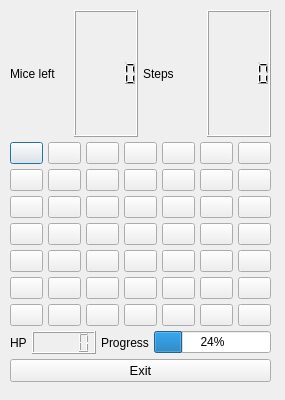
ARTmanq/HungryOwlQt, file game.ui: the form before one commit.
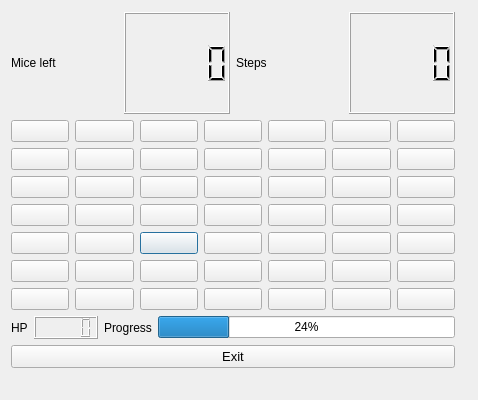
The form after the commit.

Commit message: Grid layout, setDisabled

Diff of the .ui file:
```diff
--- a/game.ui
+++ b/game.ui
@@ -2,11 +2,14 @@
 <ui version="4.0">
  <class>Game</class>
  <widget class="QDialog" name="Game">
+  <property name="enabled">
+   <bool>true</bool>
+  </property>
   <property name="geometry">
    <rect>
     <x>0</x>
     <y>0</y>
-    <width>285</width>
+    <width>478</width>
     <height>400</height>
    </rect>
   </property>
@@ -18,28 +21,23 @@
   </property>
   <property name="maximumSize">
    <size>
-    <width>285</width>
-    <height>400</height>
+    <width>16777215</width>
+    <height>16777215</height>
    </size>
   </property>
   <property name="windowTitle">
    <string>Dialog</string>
   </property>
-  <widget class="QWidget" name="layoutWidget">
+  <widget class="QWidget" name="">
    <property name="geometry">
     <rect>
-     <x>10</x>
-     <y>10</y>
-     <width>261</width>
-     <height>372</height>
+     <x>11</x>
+     <y>12</y>
+     <width>444</width>
+     <height>356</height>
     </rect>
    </property>
-   <layout class="QVBoxLayout" name="verticalLayout_3">
-    <property name="spacing">
-     <number>5</number>
-    </property>
-    <item>
-     <layout class="QVBoxLayout" name="verticalLayout_2">
+   <layout class="QVBoxLayout" name="verticalLayout">
       <item>
        <layout class="QHBoxLayout" name="horizontalLayout">
         <item>
@@ -75,370 +73,358 @@
        </layout>
       </item>
       <item>
-       <layout class="QVBoxLayout" name="verticalLayout">
-        <item>
-         <layout class="QHBoxLayout" name="horizontalLayout_3">
-          <item>
-           <widget class="QPushButton" name="r0c0">
+     <layout class="QGridLayout" name="gridLayout">
+      <item row="4" column="2">
+       <widget class="QPushButton" name="r4c2">
             <property name="text">
              <string/>
             </property>
            </widget>
           </item>
-          <item>
-           <widget class="QPushButton" name="r0c1">
-            <property name="text">
-             <string/>
-            </property>
-           </widget>
-          </item>
-          <item>
-           <widget class="QPushButton" name="r0c2">
-            <property name="text">
-             <string/>
-            </property>
-           </widget>
-          </item>
-          <item>
-           <widget class="QPushButton" name="r0c3">
-            <property name="text">
-             <string/>
-            </property>
-           </widget>
-          </item>
-          <item>
-           <widget class="QPushButton" name="r0c4">
-            <property name="text">
-             <string/>
-            </property>
-           </widget>
-          </item>
-          <item>
-           <widget class="QPushButton" name="r0c5">
-            <property name="text">
-             <string/>
-            </property>
-           </widget>
-          </item>
-          <item>
-           <widget class="QPushButton" name="r0c6">
-            <property name="text">
-             <string/>
-            </property>
-           </widget>
-          </item>
-         </layout>
-        </item>
-        <item>
-         <layout class="QHBoxLayout" name="horizontalLayout_4">
-          <item>
-           <widget class="QPushButton" name="r1c0">
-            <property name="text">
-             <string/>
-            </property>
-           </widget>
-          </item>
-          <item>
+      <item row="1" column="1">
            <widget class="QPushButton" name="r1c1">
             <property name="text">
              <string/>
             </property>
            </widget>
           </item>
-          <item>
+      <item row="4" column="6">
+       <widget class="QPushButton" name="r4c6">
+        <property name="text">
+         <string/>
+        </property>
+       </widget>
+      </item>
+      <item row="1" column="2">
            <widget class="QPushButton" name="r1c2">
             <property name="text">
              <string/>
             </property>
            </widget>
           </item>
-          <item>
-           <widget class="QPushButton" name="r1c3">
-            <property name="text">
-             <string/>
-            </property>
-           </widget>
-          </item>
-          <item>
-           <widget class="QPushButton" name="r1c4">
-            <property name="text">
-             <string/>
-            </property>
-           </widget>
-          </item>
-          <item>
-           <widget class="QPushButton" name="r1c5">
-            <property name="text">
-             <string/>
-            </property>
-           </widget>
-          </item>
-          <item>
-           <widget class="QPushButton" name="r1c6">
-            <property name="text">
-             <string/>
-            </property>
-           </widget>
-          </item>
-         </layout>
-        </item>
-        <item>
-         <layout class="QHBoxLayout" name="horizontalLayout_7">
-          <item>
-           <widget class="QPushButton" name="r2c0">
-            <property name="text">
-             <string/>
-            </property>
-           </widget>
-          </item>
-          <item>
-           <widget class="QPushButton" name="r2c1">
-            <property name="text">
-             <string/>
-            </property>
-           </widget>
-          </item>
-          <item>
+      <item row="2" column="2">
            <widget class="QPushButton" name="r2c2">
             <property name="text">
              <string/>
             </property>
            </widget>
           </item>
-          <item>
-           <widget class="QPushButton" name="r2c3">
+      <item row="2" column="6">
+       <widget class="QPushButton" name="r2c6">
             <property name="text">
              <string/>
             </property>
            </widget>
           </item>
-          <item>
+      <item row="1" column="3">
+       <widget class="QPushButton" name="r1c3">
+        <property name="text">
+         <string/>
+        </property>
+       </widget>
+      </item>
+      <item row="0" column="0">
+       <widget class="QPushButton" name="r0c0">
+        <property name="enabled">
+         <bool>true</bool>
+        </property>
+        <property name="font">
+         <font>
+          <kerning>true</kerning>
+         </font>
+        </property>
+        <property name="text">
+         <string/>
+        </property>
+        <property name="default">
+         <bool>false</bool>
+        </property>
+        <property name="flat">
+         <bool>false</bool>
+        </property>
+       </widget>
+      </item>
+      <item row="2" column="4">
            <widget class="QPushButton" name="r2c4">
             <property name="text">
              <string/>
             </property>
            </widget>
           </item>
-          <item>
+      <item row="1" column="6">
+       <widget class="QPushButton" name="r1c6">
+        <property name="text">
+         <string/>
+        </property>
+       </widget>
+      </item>
+      <item row="2" column="5">
            <widget class="QPushButton" name="r2c5">
             <property name="text">
              <string/>
             </property>
            </widget>
           </item>
-          <item>
-           <widget class="QPushButton" name="r2c6">
+      <item row="0" column="4">
+       <widget class="QPushButton" name="r0c4">
             <property name="text">
              <string/>
             </property>
            </widget>
           </item>
-         </layout>
-        </item>
-        <item>
-         <layout class="QHBoxLayout" name="horizontalLayout_8">
-          <item>
-           <widget class="QPushButton" name="r3c0">
+      <item row="5" column="0">
+       <widget class="QPushButton" name="r5c0">
             <property name="text">
              <string/>
             </property>
            </widget>
           </item>
-          <item>
-           <widget class="QPushButton" name="r3c1">
-            <property name="text">
-             <string/>
-            </property>
-           </widget>
-          </item>
-          <item>
+      <item row="3" column="2">
            <widget class="QPushButton" name="r3c2">
             <property name="text">
              <string/>
             </property>
            </widget>
           </item>
-          <item>
+      <item row="4" column="3">
+       <widget class="QPushButton" name="r4c3">
+        <property name="text">
+         <string/>
+        </property>
+       </widget>
+      </item>
+      <item row="3" column="1">
+       <widget class="QPushButton" name="r3c1">
+        <property name="text">
+         <string/>
+        </property>
+       </widget>
+      </item>
+      <item row="4" column="0">
+       <widget class="QPushButton" name="r4c0">
+        <property name="text">
+         <string/>
+        </property>
+       </widget>
+      </item>
+      <item row="0" column="2">
+       <widget class="QPushButton" name="r0c2">
+        <property name="text">
+         <string/>
+        </property>
+       </widget>
+      </item>
+      <item row="0" column="1">
+       <widget class="QPushButton" name="r0c1">
+        <property name="text">
+         <string/>
+        </property>
+       </widget>
+      </item>
+      <item row="2" column="1">
+       <widget class="QPushButton" name="r2c1">
+        <property name="text">
+         <string/>
+        </property>
+       </widget>
+      </item>
+      <item row="5" column="4">
+       <widget class="QPushButton" name="r5c4">
+        <property name="text">
+         <string/>
+        </property>
+       </widget>
+      </item>
+      <item row="1" column="4">
+       <widget class="QPushButton" name="r1c4">
+        <property name="text">
+         <string/>
+        </property>
+       </widget>
+      </item>
+      <item row="3" column="3">
            <widget class="QPushButton" name="r3c3">
             <property name="text">
              <string/>
             </property>
            </widget>
           </item>
-          <item>
-           <widget class="QPushButton" name="r3c4">
-            <property name="text">
-             <string/>
-            </property>
-           </widget>
-          </item>
-          <item>
-           <widget class="QPushButton" name="r3c5">
-            <property name="text">
-             <string/>
-            </property>
-           </widget>
-          </item>
-          <item>
+      <item row="3" column="6">
            <widget class="QPushButton" name="r3c6">
             <property name="text">
              <string/>
             </property>
            </widget>
           </item>
-         </layout>
-        </item>
-        <item>
-         <layout class="QHBoxLayout" name="horizontalLayout_5">
-          <item>
-           <widget class="QPushButton" name="r4c0">
-            <property name="text">
-             <string/>
-            </property>
-           </widget>
-          </item>
-          <item>
-           <widget class="QPushButton" name="r4c1">
-            <property name="text">
-             <string/>
-            </property>
-           </widget>
-          </item>
-          <item>
-           <widget class="QPushButton" name="r4c2">
-            <property name="text">
-             <string/>
-            </property>
-           </widget>
-          </item>
-          <item>
-           <widget class="QPushButton" name="r4c3">
-            <property name="text">
-             <string/>
-            </property>
-           </widget>
-          </item>
-          <item>
-           <widget class="QPushButton" name="r4c4">
-            <property name="text">
-             <string/>
-            </property>
-           </widget>
-          </item>
-          <item>
+      <item row="4" column="5">
            <widget class="QPushButton" name="r4c5">
             <property name="text">
              <string/>
             </property>
            </widget>
           </item>
-          <item>
-           <widget class="QPushButton" name="r4c6">
+      <item row="2" column="3">
+       <widget class="QPushButton" name="r2c3">
             <property name="text">
              <string/>
             </property>
            </widget>
           </item>
-         </layout>
-        </item>
-        <item>
-         <layout class="QHBoxLayout" name="horizontalLayout_9">
-          <item>
-           <widget class="QPushButton" name="r5c0">
+      <item row="1" column="5">
+       <widget class="QPushButton" name="r1c5">
             <property name="text">
              <string/>
             </property>
            </widget>
           </item>
-          <item>
-           <widget class="QPushButton" name="r5c1">
+      <item row="4" column="1">
+       <widget class="QPushButton" name="r4c1">
             <property name="text">
              <string/>
             </property>
            </widget>
           </item>
-          <item>
-           <widget class="QPushButton" name="r5c2">
+      <item row="3" column="0">
+       <widget class="QPushButton" name="r3c0">
             <property name="text">
              <string/>
             </property>
            </widget>
           </item>
-          <item>
-           <widget class="QPushButton" name="r5c3">
+      <item row="3" column="4">
+       <widget class="QPushButton" name="r3c4">
             <property name="text">
              <string/>
             </property>
            </widget>
           </item>
-          <item>
-           <widget class="QPushButton" name="r5c4">
-            <property name="text">
-             <string/>
-            </property>
-           </widget>
-          </item>
-          <item>
+      <item row="5" column="5">
            <widget class="QPushButton" name="r5c5">
             <property name="text">
              <string/>
             </property>
            </widget>
           </item>
-          <item>
+      <item row="5" column="6">
            <widget class="QPushButton" name="r5c6">
             <property name="text">
              <string/>
             </property>
            </widget>
           </item>
-         </layout>
-        </item>
-        <item>
-         <layout class="QHBoxLayout" name="horizontalLayout_6">
-          <item>
+      <item row="5" column="2">
+       <widget class="QPushButton" name="r5c2">
+        <property name="text">
+         <string/>
+        </property>
+       </widget>
+      </item>
+      <item row="0" column="6">
+       <widget class="QPushButton" name="r0c6">
+        <property name="text">
+         <string/>
+        </property>
+       </widget>
+      </item>
+      <item row="0" column="3">
+       <widget class="QPushButton" name="r0c3">
+        <property name="text">
+         <string/>
+        </property>
+       </widget>
+      </item>
+      <item row="5" column="3">
+       <widget class="QPushButton" name="r5c3">
+        <property name="text">
+         <string/>
+        </property>
+       </widget>
+      </item>
+      <item row="2" column="0">
+       <widget class="QPushButton" name="r2c0">
+        <property name="text">
+         <string/>
+        </property>
+       </widget>
+      </item>
+      <item row="0" column="5">
+       <widget class="QPushButton" name="r0c5">
+        <property name="text">
+         <string/>
+        </property>
+       </widget>
+      </item>
+      <item row="5" column="1">
+       <widget class="QPushButton" name="r5c1">
+        <property name="text">
+         <string/>
+        </property>
+       </widget>
+      </item>
+      <item row="3" column="5">
+       <widget class="QPushButton" name="r3c5">
+        <property name="text">
+         <string/>
+        </property>
+       </widget>
+      </item>
+      <item row="1" column="0">
+       <widget class="QPushButton" name="r1c0">
+        <property name="text">
+         <string/>
+        </property>
+       </widget>
+      </item>
+      <item row="4" column="4">
+       <widget class="QPushButton" name="r4c4">
+        <property name="text">
+         <string/>
+        </property>
+       </widget>
+      </item>
+      <item row="6" column="0">
            <widget class="QPushButton" name="r6c0">
             <property name="text">
              <string/>
             </property>
            </widget>
           </item>
-          <item>
+      <item row="6" column="1">
            <widget class="QPushButton" name="r6c1">
             <property name="text">
              <string/>
             </property>
            </widget>
           </item>
-          <item>
+      <item row="6" column="2">
            <widget class="QPushButton" name="r6c2">
             <property name="text">
              <string/>
             </property>
            </widget>
           </item>
-          <item>
+      <item row="6" column="3">
            <widget class="QPushButton" name="r6c3">
             <property name="text">
              <string/>
             </property>
            </widget>
           </item>
-          <item>
+      <item row="6" column="4">
            <widget class="QPushButton" name="r6c4">
             <property name="text">
              <string/>
             </property>
            </widget>
           </item>
-          <item>
+      <item row="6" column="5">
            <widget class="QPushButton" name="r6c5">
             <property name="text">
              <string/>
             </property>
            </widget>
           </item>
-          <item>
+      <item row="6" column="6">
            <widget class="QPushButton" name="r6c6">
             <property name="text">
              <string/>
@@ -447,8 +433,6 @@
           </item>
          </layout>
         </item>
-       </layout>
-      </item>
       <item>
        <layout class="QHBoxLayout" name="horizontalLayout_2">
         <item>
@@ -477,8 +461,6 @@
         </item>
        </layout>
       </item>
-     </layout>
-    </item>
     <item>
      <widget class="QPushButton" name="pushButton">
       <property name="font">
```
Left out of the diff: 8 changed lines with no effect on the pictures. Lines whose indentation alone changed are shown as unchanged. The commit also changes 2 other files.
